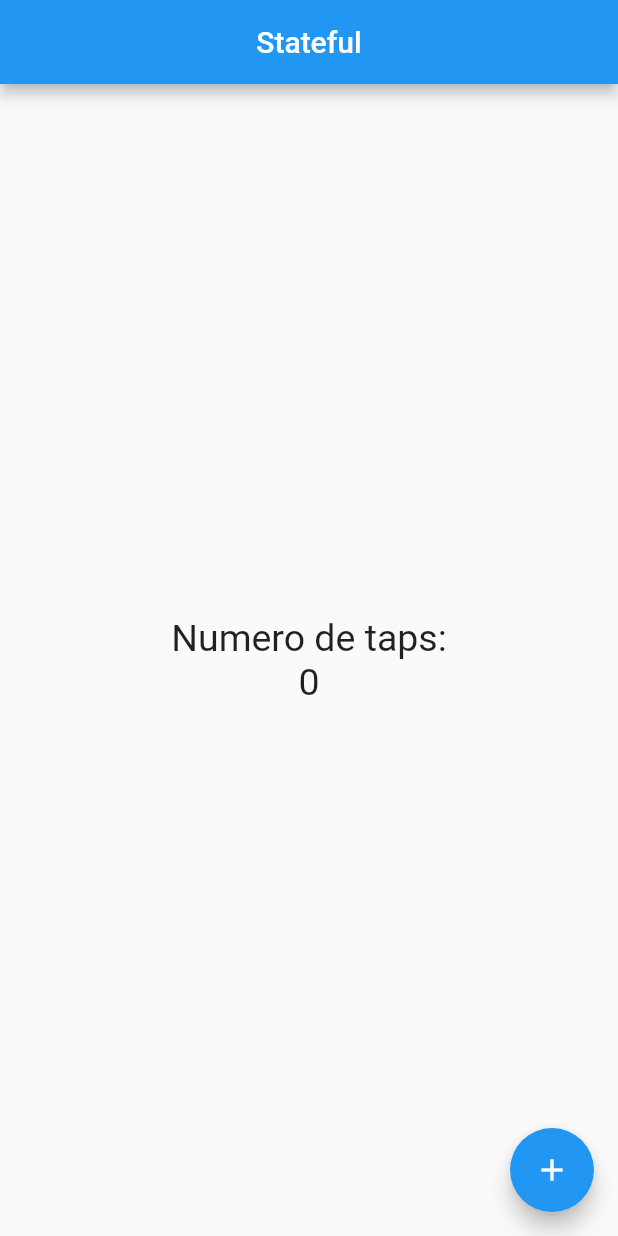
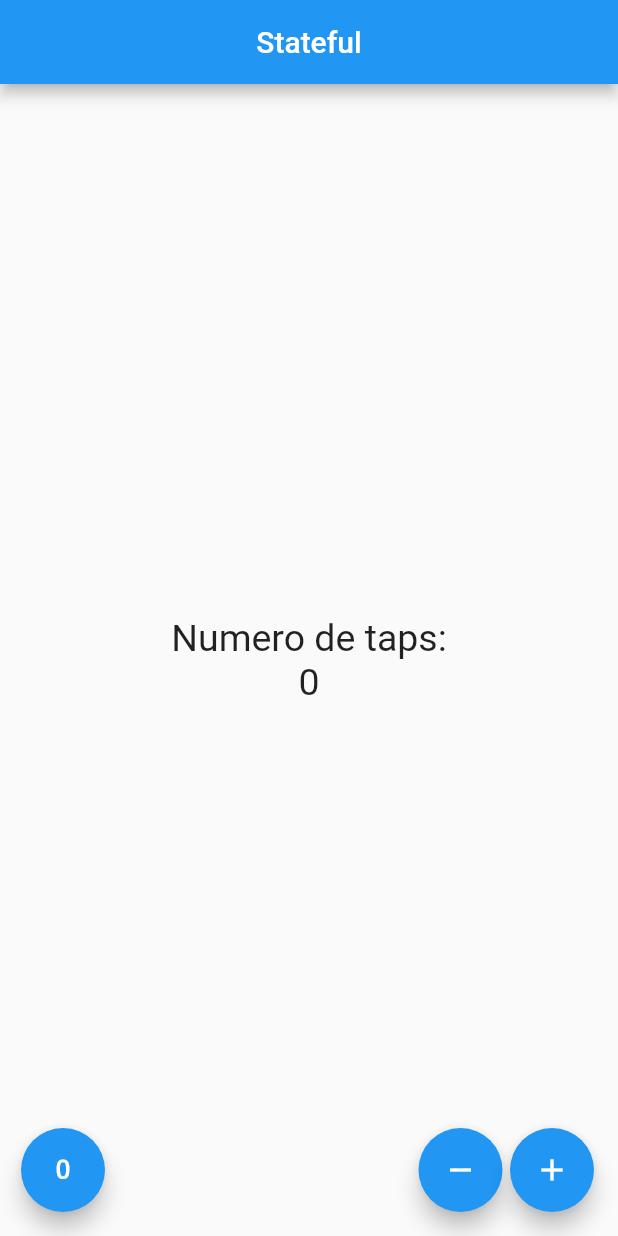
Before and after one commit to Francisca-campos/flutter_vscode, a Flutter app: the ContadorPage screen opened directly, on a phone screen of 412 x 824 dp. Run offline on Flutter 3.47's test engine with Material 2 defaults, Android fonts, the phone set to English and light mode, and no system bars; statements that could not run were skipped.

```diff
--- a/lib/src/pages/contador_page.dart
+++ b/lib/src/pages/contador_page.dart
@@ -24,16 +24,20 @@ class _ContadorPageState extends State<ContadorPage> {
             Text('$_conteo', style: _estiloTexto),
           ],
         )),
-      floatingActionButton: FloatingActionButton(
-        child: Icon(Icons.add),
-        onPressed: () {
-          // print('hola mundo!');
+        floatingActionButton: _crearBotones());
+  }
 
-          setState(() {
-            _conteo++;
-          });
-        },
-      ),
+  Widget _crearBotones() {
+    return Row(
+      mainAxisAlignment: MainAxisAlignment.end,
+      children: <Widget>[
+        SizedBox(width: 30),
+        FloatingActionButton(child: Icon(Icons.exposure_zero), onPressed: null),
+        Expanded(child: SizedBox()),
+        FloatingActionButton(child: Icon(Icons.remove), onPressed: null),
+        SizedBox(width: 5.0),
+        FloatingActionButton(child: Icon(Icons.add), onPressed: null),
+      ],
     );
   }
 }
```
Lines whose indentation alone changed are shown as unchanged.
